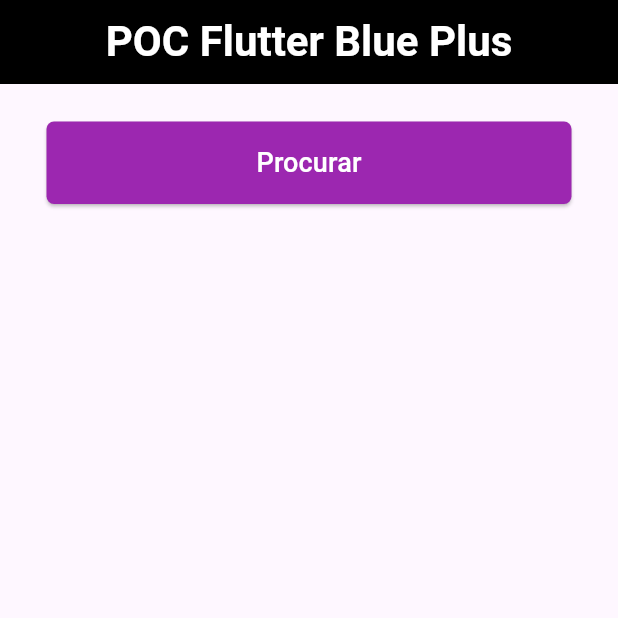
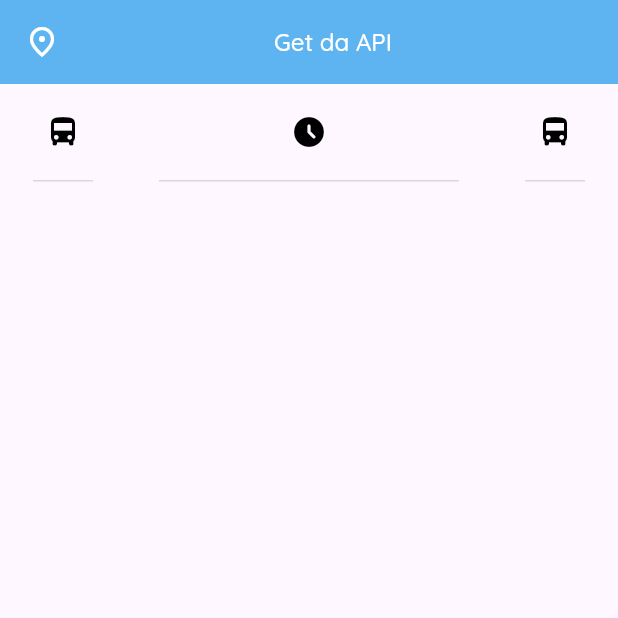
Before and after one commit to jgcoelhof/poc, a Flutter app: the screen it shows after launch, on a phone screen of 412 x 824 dp, the top half of it. Run offline on Flutter 3.47's test engine with Material 3 defaults, Android fonts, the phone set to English and light mode, and no system bars; our stand-ins replace flutter_blue_plus, google_fonts.

Commit message:
Começar o desenvolvimento das telas

```diff
--- a/lib/main.dart
+++ b/lib/main.dart
@@ -1,18 +1,20 @@
 // Copyright 2017-2023, Charles Weinberger & Paul DeMarco.
 // All rights reserved. Use of this source code is governed by a
 // BSD-style license that can be found in the LICENSE file.
-/*
+
 import 'dart:async';
 
 import 'package:flutter/material.dart';
 import 'package:flutter_blue_plus/flutter_blue_plus.dart';
+import 'package:poc/screens/bus_list.dart';
+import 'package:poc/screens/no_nearby_stops.dart';
 
 import 'screens/bluetooth_off_screen.dart';
 import 'screens/scan_screen.dart';
 
 void main() {
   FlutterBluePlus.setLogLevel(LogLevel.verbose, color: true);
-  runApp(const FlutterBlueApp());
+  runApp(const BusList());
 }
 
 //
@@ -90,21 +92,3 @@ class BluetoothAdapterStateObserver extends NavigatorObserver {
     _adapterStateSubscription = null;
   }
 }
-
-*/
-
-import 'package:flutter/material.dart';
-import 'package:poc/screens/home_page.dart';
-
-void main() => runApp(const MyApp());
-
-class MyApp extends StatelessWidget {
-  const MyApp({super.key});
-
-  @override
-  Widget build(BuildContext context) {
-    return MaterialApp(
-      home: HomePage(),
-    );
-  }
-}
--- /dev/null
+++ b/lib/screens/bus_list.dart
@@ -0,0 +1,107 @@
+import 'package:flutter/material.dart';
+import 'package:google_fonts/google_fonts.dart';
+
+class BusList extends StatefulWidget {
+  const BusList({super.key});
+
+  @override
+  State<BusList> createState() => _BusListState();
+}
+
+class _BusListState extends State<BusList> {
+  @override
+  Widget build(BuildContext context) {
+    return Directionality(
+      textDirection: TextDirection.ltr,
+      child: Scaffold(
+        body: Column(
+          children: [
+            Container(
+              height: kToolbarHeight,
+              color: const Color(0xFF5EB4F0),
+              padding: EdgeInsets.symmetric(horizontal: 16.0),
+              alignment: Alignment.centerLeft,
+              child: Row(
+                crossAxisAlignment: CrossAxisAlignment.center,
+                children: [
+                  const Icon(
+                    Icons.place_outlined,
+                    size: 24,
+                    color: Colors.white,
+                  ),
+                  SizedBox(
+                      width:
+                          8), // Adiciona um espaçamento entre o ícone e o texto
+                  Expanded(
+                    child: Text(
+                      "Get da API",
+                      style: GoogleFonts.quicksand(
+                        fontSize: 16.0,
+                        fontWeight: FontWeight.w500,
+                        height: 1.364,
+                        letterSpacing: 0.0,
+                        color: Colors.white,
+                      ),
+                      textAlign: TextAlign.center, // Centraliza o texto na Row
+                    ),
+                  ),
+                ],
+              ),
+            ),
+            const SizedBox(
+              height: 20,
+            ),
+            Row(
+              mainAxisAlignment: MainAxisAlignment.spaceAround,
+              children: [
+                Column(
+                  children: [
+                    const Icon(
+                      Icons.directions_bus,
+                      size: 24,
+                      color: Colors.black,
+                    ),
+                    const SizedBox(
+                      height: 20,
+                    ),
+                    Container(
+                        height: 1, width: 40, color: const Color(0xFFD4DADE)),
+                  ],
+                ),
+                Column(
+                  children: [
+                    const Icon(
+                      Icons.access_time_filled_rounded,
+                      size: 24,
+                      color: Colors.black,
+                    ),
+                    const SizedBox(
+                      height: 20,
+                    ),
+                    Container(
+                        height: 1, width: 200, color: const Color(0xFFD4DADE)),
+                  ],
+                ),
+                Column(
+                  children: [
+                    const Icon(
+                      Icons.directions_bus,
+                      size: 24,
+                      color: Colors.black,
+                    ),
+                    const SizedBox(
+                      height: 20,
+                    ),
+                    Container(
+                        height: 1, width: 40, color: const Color(0xFFD4DADE)),
+                  ],
+                ),
+              ],
+            ),
+
+          ],
+        ),
+      ),
+    );
+  }
+}
--- a/lib/screens/home_page.dart
+++ /dev/null
@@ -1,85 +0,0 @@
-import 'package:flutter/material.dart';
-import 'package:flutter_blue_plus/flutter_blue_plus.dart';
-import 'package:poc/controllers/bluetooth_controller.dart';
-import 'package:get/get.dart';
-
-class HomePage extends StatelessWidget {
-  const HomePage({Key? key});
-
-  @override
-  Widget build(BuildContext context) {
-    return Scaffold(
-      appBar: AppBar(
-        backgroundColor: Colors.black,
-        title: const Text(
-          "POC Flutter Blue Plus",
-          style: TextStyle(
-            color: Colors.white,
-            fontWeight: FontWeight.bold,
-            fontSize: 28,
-          ),
-        ),
-        centerTitle: true,
-      ),
-      body: GetBuilder<BluetoothController>(
-        init: BluetoothController(),
-        builder: (controller) {
-          return SingleChildScrollView(
-            child: Column(
-              children: [
-                const SizedBox(
-                  height: 25,
-                ),
-                Center(
-                  child: ElevatedButton(
-                    style: ElevatedButton.styleFrom(
-                        foregroundColor: Colors.purpleAccent,
-                        backgroundColor: Colors.purple,
-                        minimumSize: const Size(350, 55),
-                        shape: const RoundedRectangleBorder(
-                            borderRadius:
-                                BorderRadius.all(Radius.circular(5)))),
-                    onPressed: () => controller.scanDevices(),
-                    child: const Text(
-                      'Procurar',
-                      style: TextStyle(fontSize: 18, color: Colors.white),
-                    ),
-                  ),
-                ),
-                const SizedBox(
-                  height: 25,
-                ),
-                StreamBuilder<List<ScanResult>>(
-                    stream: controller.scanResults,
-                    builder: (context, snapshot) {
-                      if (snapshot.hasData) {
-                        return ListView.builder(
-                          shrinkWrap: true,
-                          itemCount: snapshot.data!.length,
-                          itemBuilder: (context, index) {
-                            final data = snapshot.data![index];
-                            return Card(
-                              elevation: 2,
-                              child: ListTile(
-                                title: Text(data.device.advName),
-                                subtitle: Text(data.device.id.id),
-                                trailing: Text(
-                                  data.rssi.toString(),
-                                ),
-                              ),
-                            );
-                          },
-                        );
-                      } else {
-                        return const Center(
-                            child: Text("Nenhum dispositivo encontrado!"));
-                      }
-                    })
-              ],
-            ),
-          );
-        },
-      ),
-    );
-  }
-}
--- a/pubspec.yaml
+++ b/pubspec.yaml
@@ -35,7 +35,7 @@ dependencies:
   # The following adds the Cupertino Icons font to your application.
   # Use with the CupertinoIcons class for iOS style icons.
   cupertino_icons: ^1.0.2
-
+  google_fonts: ^6.1.0
 dev_dependencies:
   flutter_test:
     sdk: flutter
@@ -59,8 +59,7 @@ flutter:
   uses-material-design: true
 
   # To add assets to your application, add an assets section, like this:
-  # assets:
-  #   - images/a_dot_burr.jpeg
+
   #   - images/a_dot_ham.jpeg
 
   # An image asset can refer to one or more resolution-specific "variants", see
```
Also changed, not shown: lib/controllers/bluetooth_controller.dart (deleted, +0 -12 lines), lib/screens/bluetooth_off_screen.dart (+13 -7 lines), lib/screens/no_nearby_stops.dart (added, +47 -0 lines), pubspec.lock, 1 other file.
